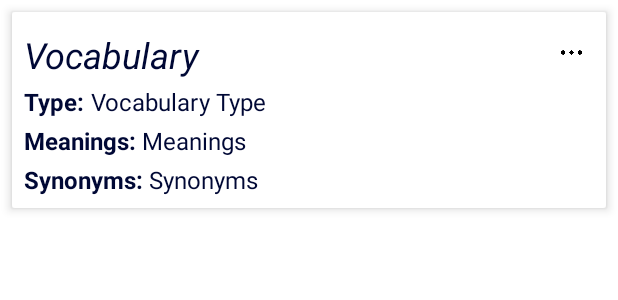
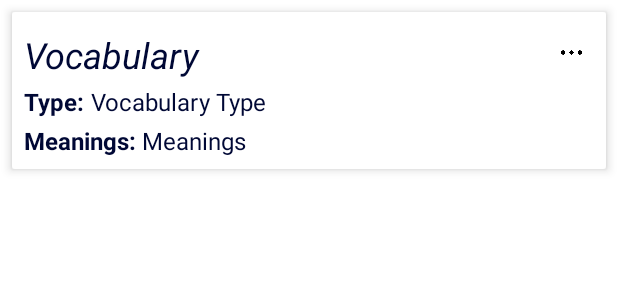
Before and after one commit to Lelekhoa1812/Linguaphile, an Android app: the layout vocabulary_item.xml on its own in the app's theme, with its tools: preview values and no code run, on a phone screen of 412 x 824 dp. Shown: the top 300 px of the screen. Run offline under Robolectric (Android 15) with nearby library versions, the phone set to English and light mode, and no system bars.

Commit message:
Twenty Seventh commit. Hide synonym block if it's null or empty.

```diff
--- a/app/src/main/java/com/example/linguaphile/fragments/HomeFragment.kt
+++ b/app/src/main/java/com/example/linguaphile/fragments/HomeFragment.kt
@@ -149,7 +149,7 @@
             filteredByDate.filter { it.type == selectedTypeFilter }
         }
 
-        // Submit final list after sorting
+        // Submit final list after sorting ti adapter
         adapter.submitList(finalFilteredList)
         Log.d("HomeFragment", "Final filtration $finalFilteredList")
     }
--- a/app/src/main/res/layout/vocabulary_item.xml
+++ b/app/src/main/res/layout/vocabulary_item.xml
@@ -90,9 +90,11 @@
 
         <!-- Vocabulary Synonyms -->
         <LinearLayout
+            android:id="@+id/synonymBlock"
             android:layout_width="wrap_content"
             android:layout_height="wrap_content"
             android:orientation="horizontal"
+            android:visibility="gone"
             android:paddingTop="4dp">
             <TextView
                 android:layout_width="wrap_content"
```
Also changed, not shown: app/src/main/java/com/example/linguaphile/adapters/VocabularyAdapter.kt (+12 -5 lines).
